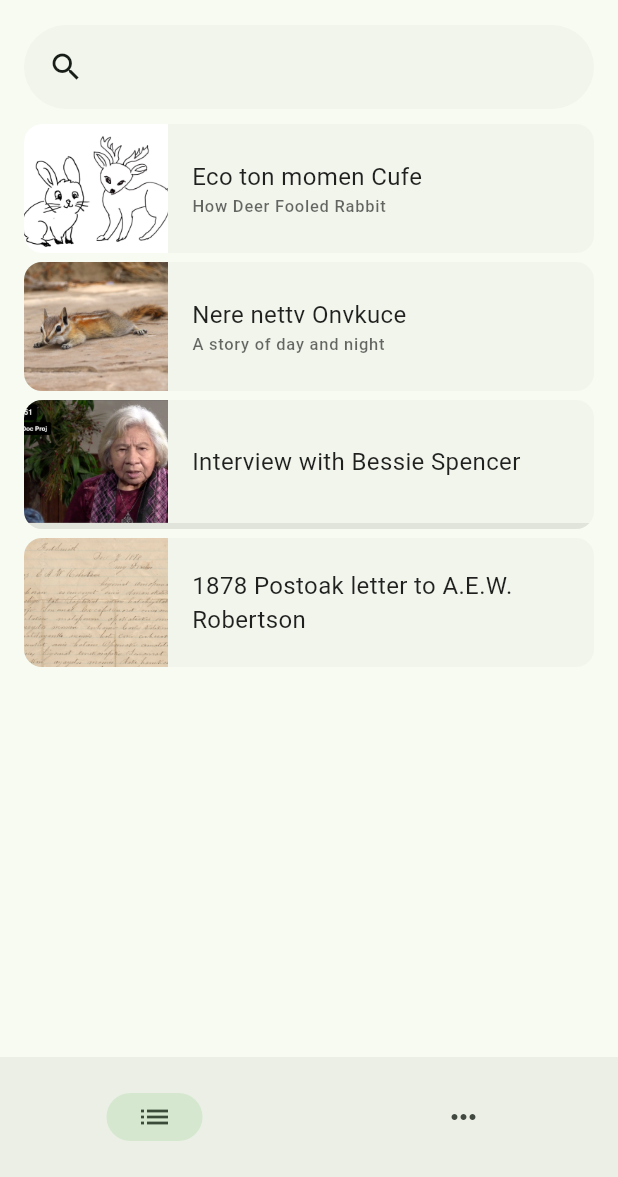
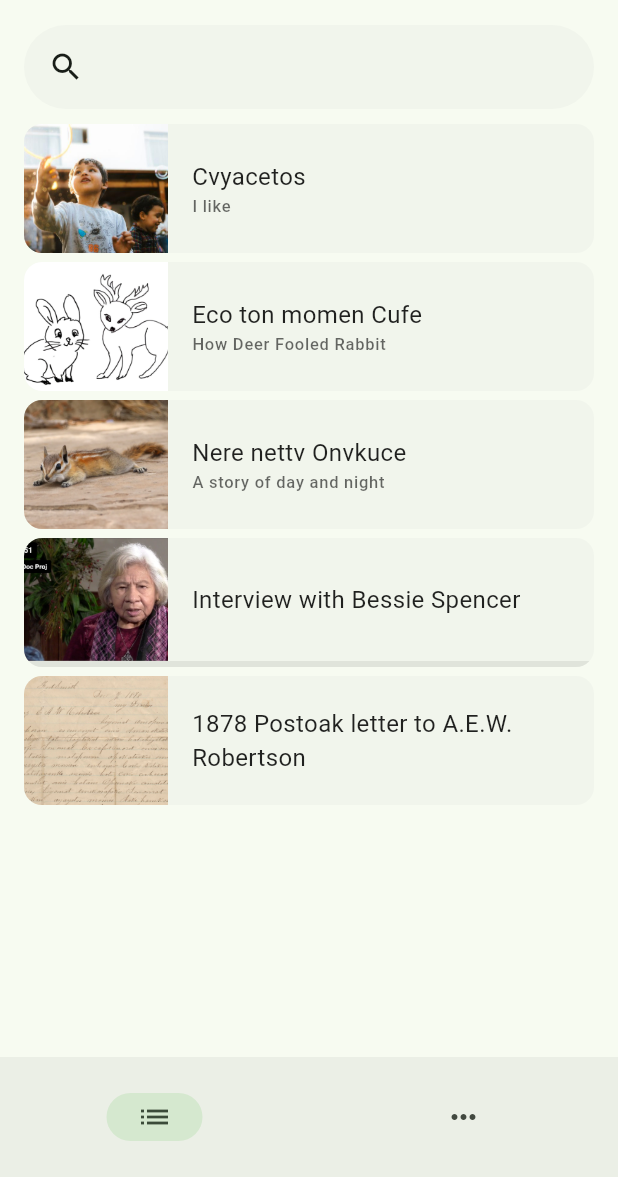
Before and after one commit to jmainzy/mvskoke-language-app, a Flutter app: the screen it shows after launch, on a phone screen of 412 x 824 dp, the part 59-1236 px from its top. Run offline on Flutter 3.47's test engine with Material 3 defaults, Android fonts, the phone set to English and light mode, and no system bars; our stand-ins replace audio_service, audio_video_progress_bar, auto_size_text, get_it, go_router, hive and 6 more; missing offline and left inert: direct_link, flutter_inappwebview, gpt_markdown, readalong, window_size; accounts and stored records are empty.

Commit message:
Add video

```diff
--- a/lib/services/content_service.dart
+++ b/lib/services/content_service.dart
@@ -50,9 +50,25 @@ final List<MediaObject> mediaItems = [
     mediaType: MediaType.video,
     lastUpdate: Timestamp.now(),
   ),
+  MediaObject(
+    id: '6',
+    title: 'cvyacetos',
+    uri: 'cvyacetos.mp3',
+    performer: 'Gracine Hicks',
+    copyright: '© 2026 MCN',
+    lastUpdate: Timestamp.now(),
+  ),
 ];
 
 final List<ContentItem> stories = [
+  ContentItem(
+    id: '5',
+    title: 'Cvyacetos',
+    subtitle: 'I like',
+    textFile: 'cvyacetos.readalong',
+    mediaId: '6',
+    thumbnail: 'image-cvyacetos-20261112170953-0.jpg',
+  ),
   ContentItem(
     id: '3',
     title: 'Eco ton momen Cufe',
--- a/lib/ui/content/content_page.dart
+++ b/lib/ui/content/content_page.dart
@@ -123,7 +123,8 @@ class ContentPageState extends State<ContentPage> with WidgetsBindingObserver {
               .listen(_handleVideoPosition);
           _videoStateSubscription = _vimeoPlaybackController!.stateStream
               .listen((state) {
-                if (state.processingState == ProcessingState.completed) {
+                if (state.processingState == ProcessingState.completed ||
+                    !state.playing) {
                   unawaited(_saveVideoProgress());
                 }
               });
```
Also changed, not shown: lib/ui/components/vimeo_player.dart (+51 -14 lines), assets/images/image-cvyacetos-20261112170953-0.jpg (added), assets/images/image-cvyacetos-20261112170953-1.jpg (added), assets/images/image-cvyacetos-20261112170953-2.jpg (added), assets/images/image-cvyacetos-20261112170953-3.jpg (added), assets/images/image-cvyacetos-20261112170953-4.jpg (added), assets/images/image-cvyacetos-20261112170953-5.png (added), assets/images/image-cvyacetos-20261112170953-6.jpg (added), assets/images/image-cvyacetos-20261112170953-7.jpg (added), 4 other files.
